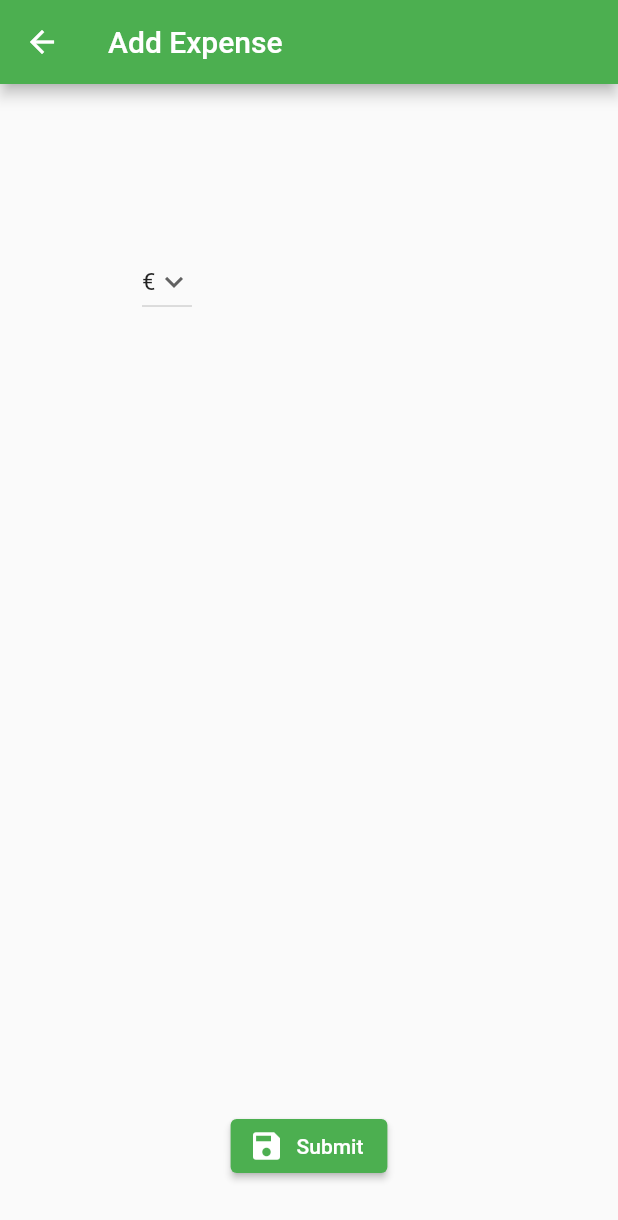
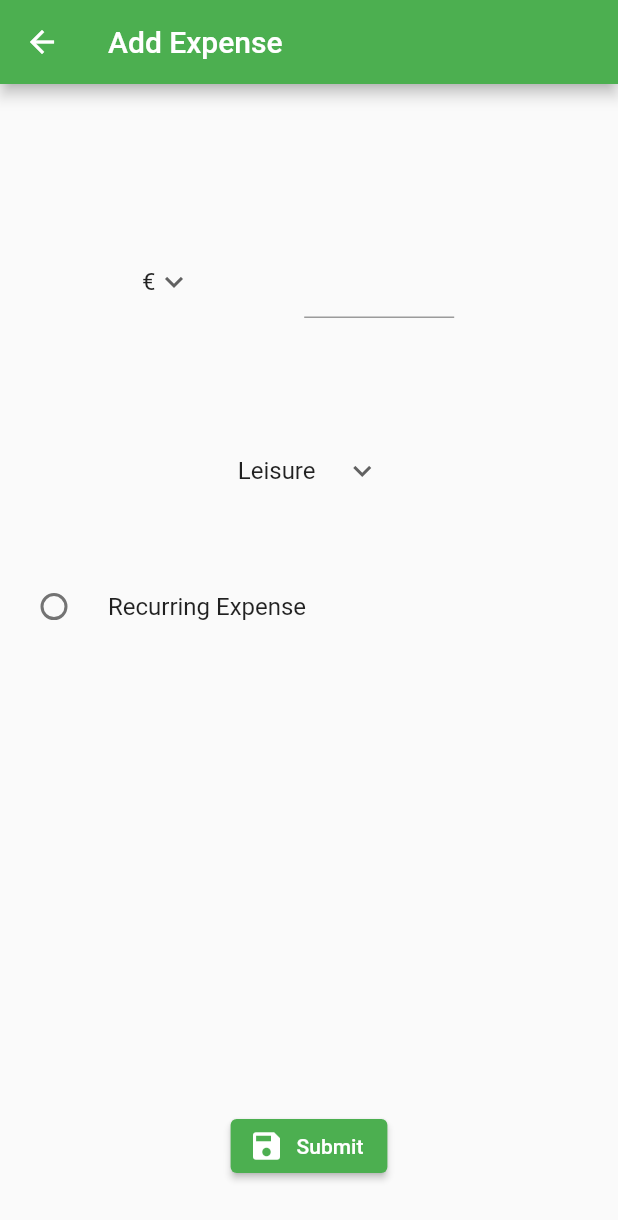
Before and after one commit to Davide64-dev/FEUP_ESOF_MoneyWatch, a Flutter app: the addExpense screen opened directly, on a phone screen of 412 x 824 dp. Shown: the top 1220 px of the screen. Run offline on Flutter 3.47's test engine with Material 2 defaults, Android fonts, the phone set to English and light mode, and no system bars; our stand-ins replace flutter_speed_dial, pie_chart; missing offline and left inert: dart:ffi.

Commit message:
Addes some more widgets

```diff
--- a/lib/addExpense.dart
+++ b/lib/addExpense.dart
@@ -16,11 +16,20 @@ class _addExpense extends State<addExpense> {
 
   @override
   Widget build(BuildContext context) {
+    bool _showInputBoxTable = false;
     String dropdownvalue = '€';
     var items = [
       "€",
       "\$",
       "£",
+    ];
+
+    String category = 'Leisure';
+    var categories = [
+      "Leisure",
+      "Food",
+      "Transport",
+      "Education",
     ];
     return Scaffold(
       appBar: AppBar(
@@ -32,6 +41,7 @@ class _addExpense extends State<addExpense> {
             alignment: Alignment(-0.5, -0.7),
              child: DropdownButton<String>(
                value: dropdownvalue,
+                 underline: SizedBox(),
 
                icon: const Icon(Icons.keyboard_arrow_down),
 
@@ -50,9 +60,64 @@ class _addExpense extends State<addExpense> {
 
 
             )
-          )
+          ),
 
-          ,Align(
+          Align(
+            alignment: Alignment(0.3, -0.7),
+            child: SizedBox(
+                width: 100,
+              //height: 10,
+              child: TextField(
+                decoration: new InputDecoration(),
+                keyboardType: TextInputType.number,
+
+                )
+            ),
+            ),
+
+          Align(
+              alignment: Alignment(0, -0.35),
+              child: DropdownButton<String>(
+                value: category,
+                underline: SizedBox(),
+
+                icon: const Icon(Icons.keyboard_arrow_down),
+
+                onChanged: (newValue) async{
+                  setState(() {
+                    dropdownvalue = newValue!;
+                  });
+                },
+
+                items: categories.map((String categories){
+                  return DropdownMenuItem<String>(
+                    value: categories,
+                    child: Text(categories),
+                  );
+                }).toList(),
+
+
+              )
+          ),
+
+          Align(
+            alignment: Alignment(0, -0.1),
+              child: RadioListTile(
+                  title: Text("Recurring Expense"),
+                  value: "radio value",
+                  groupValue: "",
+                  onChanged: (value) {
+                    setState(() {
+
+                      _showInputBoxTable = true;
+                    }
+                    );
+                  }),
+              ),
+
+
+
+          Align(
             //alignment: Alignment(50, 50),
           alignment: Alignment(0, 0.9),
 
```
